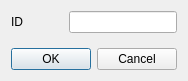
This is src/ui/id_form.ui in Hryapusek/medical-program as Qt 5 draws it before an edit. The edited form follows.
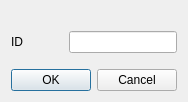
This is the edited form.

Commit message: unified crud method created

```diff
--- a/src/ui/id_form.ui
+++ b/src/ui/id_form.ui
@@ -7,7 +7,7 @@
     <x>0</x>
     <y>0</y>
     <width>184</width>
-    <height>81</height>
+    <height>102</height>
    </rect>
   </property>
   <property name="windowTitle">
@@ -16,6 +16,16 @@
   <layout class="QVBoxLayout" name="verticalLayout_2">
    <item>
     <layout class="QVBoxLayout" name="verticalLayout">
+     <item>
+      <widget class="QLabel" name="titleLabel">
+       <property name="text">
+        <string/>
+       </property>
+       <property name="alignment">
+        <set>Qt::AlignCenter</set>
+       </property>
+      </widget>
+     </item>
      <item>
       <layout class="QHBoxLayout" name="horizontalLayout">
        <item>
```
Left out of the diff: 8 changed lines with no effect on the pictures. The commit also changes 2 other files.
